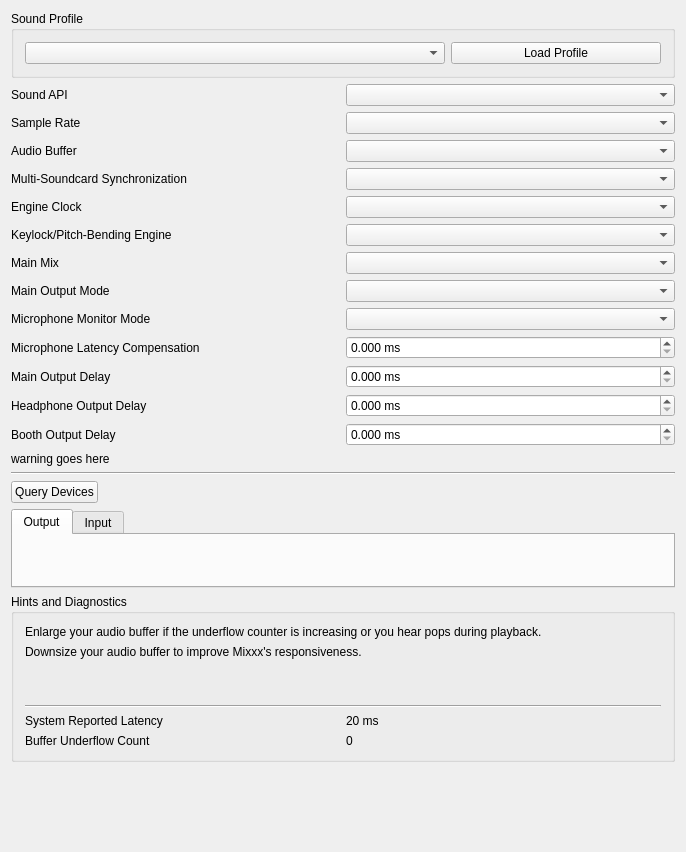
Qt form src/preferences/dialog/dlgprefsounddlg.ui (ronso0/mixxx) before a commit.
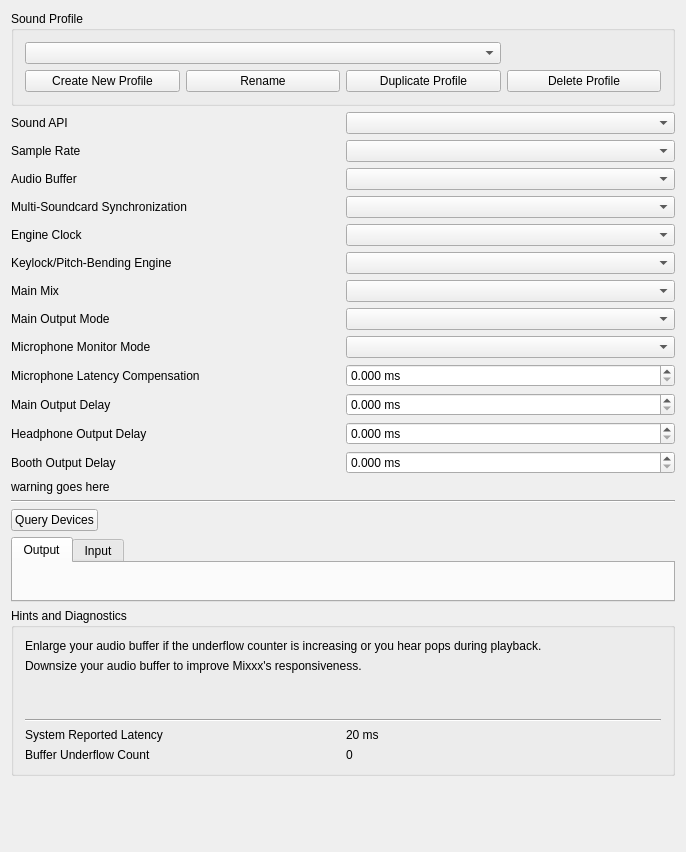
The same form after that commit.

Commit message: WIP DlgPrefSound: add sound profile selector

What changed in the file:
```diff
--- a/src/preferences/dialog/dlgprefsounddlg.ui
+++ b/src/preferences/dialog/dlgprefsounddlg.ui
@@ -21,13 +21,34 @@
       <string>Sound Profile</string>
      </property>
      <layout class="QGridLayout" name="soundProfileLayout">
-      <item row="0" column="0" colspan="2">
+      <item row="0" column="0" colspan="3">
        <widget class="QComboBox" name="profileComboBox"/>
       </item>
-      <item row="0" column="2">
-       <widget class="QPushButton" name="loadProfileButton">
+      <item row="1" column="0">
+       <widget class="QPushButton" name="newProfileButton">
         <property name="text">
-         <string>Load Profile</string>
+         <string>Create New Profile</string>
+        </property>
+       </widget>
+      </item>
+      <item row="1" column="1">
+       <widget class="QPushButton" name="renameProfileButton">
+        <property name="text">
+         <string>Rename</string>
+        </property>
+       </widget>
+      </item>
+      <item row="1" column="2">
+       <widget class="QPushButton" name="dupProfileButton">
+        <property name="text">
+         <string>Duplicate Profile</string>
+        </property>
+       </widget>
+      </item>
+      <item row="1" column="3">
+       <widget class="QPushButton" name="delProfileButton">
+        <property name="text">
+         <string>Delete Profile</string>
         </property>
        </widget>
       </item>
```
The commit also changes 2 other files.
